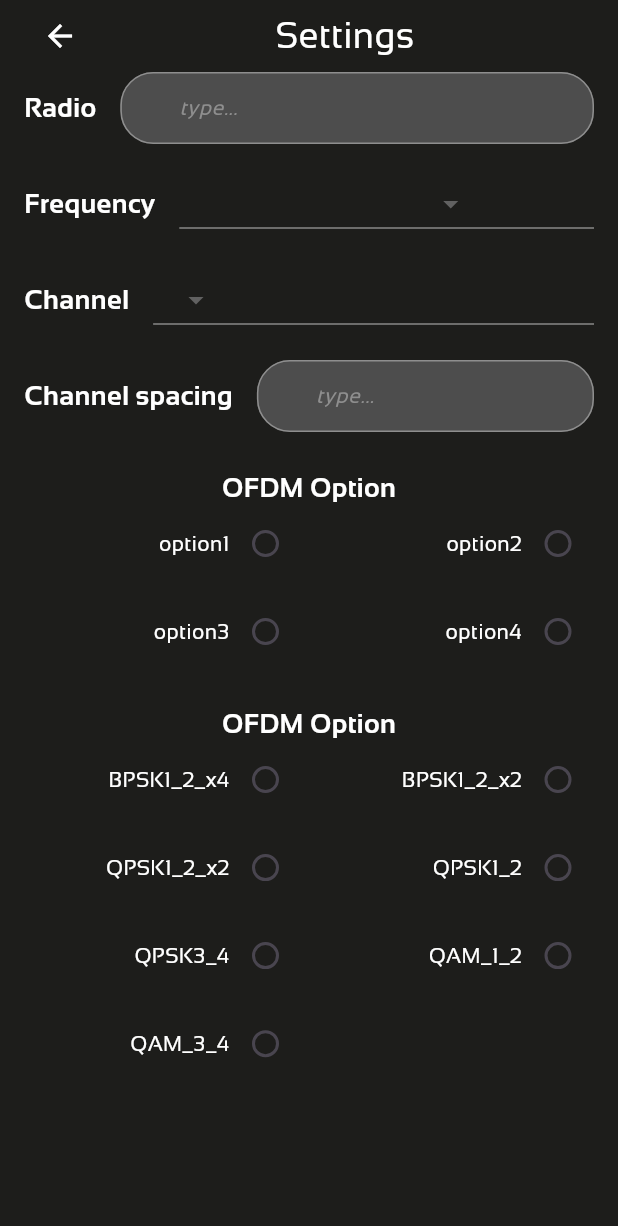
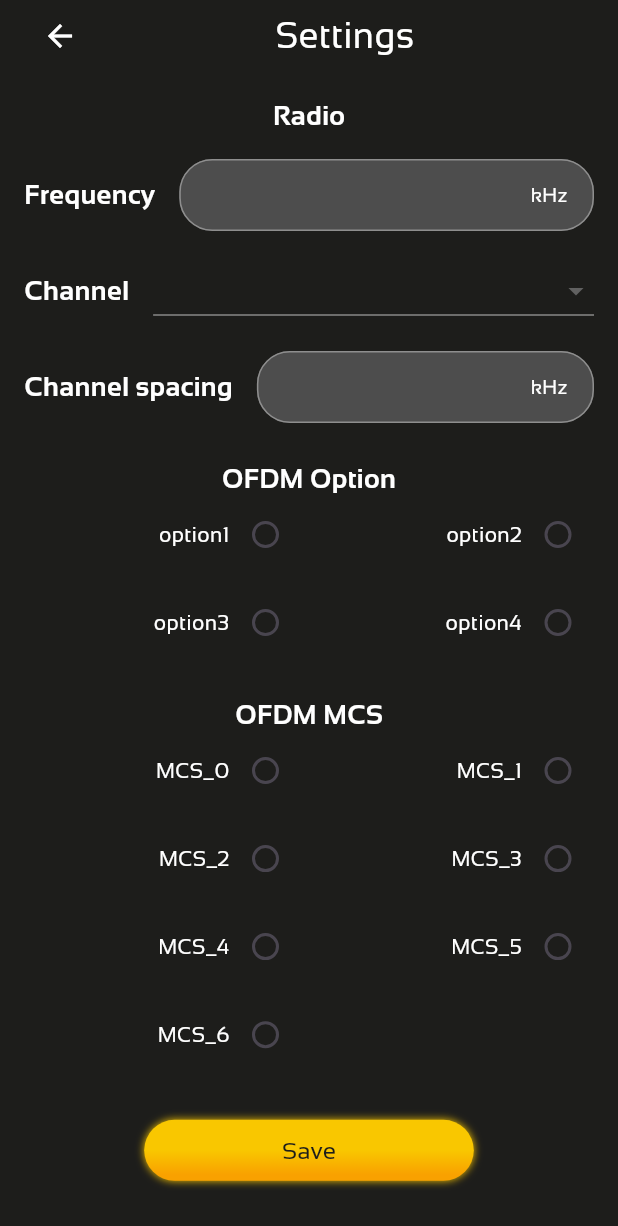
Before and after one commit to HelloVolla/VollaCell, a Flutter app: the SettingsScreen screen opened by its route, on a phone screen of 412 x 824 dp. Shown: the top 1226 px of the screen. Run offline on Flutter 3.47's test engine with Material 3 defaults, Android fonts, the phone set to English and light mode, and no system bars; our stand-ins replace bloc, convert, file_picker, flutter_bloc, flutter_screenutil, flutter_svg and 4 more; missing offline and left inert: cryptography; accounts and stored records are empty; generated files the repository leaves out were written again.

Commit message:
updated UI for settings screen

```diff
--- a/lib/data/models/settings.dart
+++ b/lib/data/models/settings.dart
@@ -1,16 +1,16 @@
-enum OFDMOptions{
+enum OFDMOptions {
   option1,
   option2,
   option3,
   option4,
 }
 
-enum OFDMRate{
-BPSK1_2_x4,
-BPSK1_2_x2,
-QPSK1_2_x2,
-QPSK1_2,
-QPSK3_4,
-QAM_1_2,
-QAM_3_4,
+enum OFDMRate {
+  MCS_0,
+  MCS_1,
+  MCS_2,
+  MCS_3,
+  MCS_4,
+  MCS_5,
+  MCS_6,
 }
--- a/lib/l10n/intl_en.arb
+++ b/lib/l10n/intl_en.arb
@@ -33,10 +33,11 @@
     "Channel":"Channel",
     "ChannelSpacing":"Channel spacing",
     "OFDMOption":"OFDM Option",
-    "OFDMRate":"OFDM Rate",
+    "OFDMRate":"OFDM MCS",
     "opt1":"Option 1",
     "opt2":"Option 2",
     "opt3":"Option 3",
     "opt4":"Option 4",
-    "settings":"Settings"
+    "settings":"Settings",
+    "save":"Save"
   }
--- a/lib/src/settings/bloc/settings_bloc.dart
+++ b/lib/src/settings/bloc/settings_bloc.dart
@@ -7,7 +7,18 @@ part 'settings_state.dart';
 
 class SettingsBloc extends Bloc<SettingsEvent, SettingsState> {
   SettingsBloc() : super(SettingsState()) {
-    on<SettingsEvent>((event, emit) {
-    });
+    on<UpdateFrequency>(
+        (event, emit) => emit((state.copyWith(frequency: event.frequency))));
+    on<UpdateChannelSpacing>(
+        (event, emit) => emit((state.copyWith(channelSpacing: event.spacing))));
+    on<UpdateChannel>(
+        (event, emit) => emit((state.copyWith(channel: event.channel))));
+    on<UpdateOption>(
+        (event, emit) => emit((state.copyWith(option: event.option))));
+    on<UpdateRate>((event, emit) => emit((state.copyWith(rate: event.rate))));
+    on<SaveSettings>(_saveSettings);
   }
+
+  Future<void> _saveSettings(
+      SaveSettings event, Emitter<SettingsState> emit) async {}
 }
--- a/lib/src/settings/bloc/settings_event.dart
+++ b/lib/src/settings/bloc/settings_event.dart
@@ -38,3 +38,6 @@ class UpdateRate extends SettingsEvent {
     required this.rate,
   });
 }
+
+
+final class SaveSettings extends SettingsEvent {}
--- a/lib/src/settings/settings_screen.dart
+++ b/lib/src/settings/settings_screen.dart
@@ -4,10 +4,12 @@ import 'package:flutter_screenutil/flutter_screenutil.dart';
 import 'package:kaonic/data/models/settings.dart';
 import 'package:kaonic/generated/l10n.dart';
 import 'package:kaonic/src/settings/bloc/settings_bloc.dart';
+import 'package:kaonic/src/widgets/main_button.dart';
 import 'package:kaonic/src/widgets/main_text_field.dart';
 import 'package:kaonic/src/widgets/radio_button.dart';
 import 'package:kaonic/theme/assets.dart';
 import 'package:kaonic/theme/text_styles.dart';
+import 'package:kaonic/theme/theme.dart';
 
 class SettingsScreen extends StatefulWidget {
   const SettingsScreen({super.key});
@@ -37,40 +39,52 @@ class _SettingsScreenState extends State<SettingsScreen> {
                   crossAxisAlignment: CrossAxisAlignment.start,
                   children: [
                     _appBar(),
-                    _item(
+                    SizedBox(height: 16),
+                    Align(
+                      child: Text(
                         S.current.radio,
-                      child: MainTextField(
-                        controller: _frequencyController,
+                        style:
+                            TextStyles.text18Bold.copyWith(color: Colors.white),
                       ),
                     ),
                     SizedBox(height: 16),
-                    _item(S.current.Frequency,
-                        child: DropdownButton<OFDMOptions>(
-                          items: OFDMOptions.values
-                              .map(
-                                (e) => DropdownMenuItem(
-                                  value: e,
-                                  child: Expanded(child: Text(e.toString())),
+                    _item(
+                      S.current.Frequency,
+                      child: MainTextField(
+                        controller: _frequencyController,
+                        hint: '',
+                        suffix: Text('kHz',
+                            style: TextStyle(
+                              fontSize: 13,
+                              color: Colors.white,
+                            )),
                       ),
-                              )
-                              .toList(),
-                          onChanged: (value) {
-                            if (value != null) {
-                              ctxBloc
-                                  .read<SettingsBloc>()
-                                  .add(UpdateOption(option: value));
-                            }
-                          },
-                        )),
+                    ),
                     SizedBox(height: 16),
                     _item(S.current.Channel,
+                        child: Theme(
+                          data: Theme.of(context).copyWith(
+                            canvasColor: AppColors.grey2,
+                          ),
                           child: DropdownButton<int>(
                             value: state.channel,
+                            isExpanded: true,
                             items: List.generate(11, (index) => index + 1)
                                 .map(
                                   (e) => DropdownMenuItem(
                                     value: e,
-                                  child: Text(e.toString()),
+                                    child: Row(
+                                      mainAxisAlignment: MainAxisAlignment.end,
+                                      children: [
+                                        Text(
+                                          e.toString(),
+                                          textAlign: TextAlign.end,
+                                          style: TextStyle(color: Colors.white),
+                                        ),
+                                        Padding(
+                                            padding: EdgeInsets.only(right: 16))
+                                      ],
+                                    ),
                                   ),
                                 )
                                 .toList(),
@@ -81,12 +95,18 @@ class _SettingsScreenState extends State<SettingsScreen> {
                                     .add(UpdateChannel(channel: value));
                               }
                             },
+                          ),
                         )),
                     SizedBox(height: 16),
                     _item(S.current.ChannelSpacing,
                         child: MainTextField(
                             controller: _spacingController,
-                        )),
+                            hint: '',
+                            suffix: Text('kHz',
+                                style: TextStyle(
+                                  fontSize: 13,
+                                  color: Colors.white,
+                                )))),
                     SizedBox(height: 24),
                     _itemWithRadio(
                       S.current.OFDMOption,
@@ -94,7 +114,13 @@ class _SettingsScreenState extends State<SettingsScreen> {
                           .map(
                             (e) => CustomRadioButton(
                                 label: e.name,
-                                onChanged: (_) {},
+                                onChanged: (value) {
+                                  if (value != null) {
+                                    ctxBloc
+                                        .read<SettingsBloc>()
+                                        .add(UpdateOption(option: value));
+                                  }
+                                },
                                 groupValue: state.option,
                                 value: e),
                           )
@@ -107,12 +133,27 @@ class _SettingsScreenState extends State<SettingsScreen> {
                           .map(
                             (e) => CustomRadioButton(
                                 label: e.name,
-                                onChanged: (_) {},
-                                groupValue: state.option,
+                                onChanged: (value) {
+                                  if (value != null) {
+                                    ctxBloc
+                                        .read<SettingsBloc>()
+                                        .add(UpdateRate(rate: value));
+                                  }
+                                },
+                                groupValue: state.rate,
                                 value: e),
                           )
                           .toList(),
                     ),
+                    Padding(
+                      padding: EdgeInsets.only(top: 32.h),
+                      child: Align(
+                          child: MainButton(
+                        label: S.current.save,
+                        onPressed: () =>
+                            ctxBloc.read<SettingsBloc>().add(SaveSettings()),
+                      )),
+                    )
                   ],
                 ),
               ),
@@ -128,7 +169,7 @@ class _SettingsScreenState extends State<SettingsScreen> {
       Column(
         children: [
           Text(
-            S.current.OFDMOption,
+            label,
             style: TextStyles.text18Bold.copyWith(color: Colors.white),
           ),
           GridView(
--- a/lib/src/widgets/main_text_field.dart
+++ b/lib/src/widgets/main_text_field.dart
@@ -5,10 +5,17 @@ import 'package:kaonic/theme/text_styles.dart';
 import 'package:kaonic/theme/theme.dart';
 
 class MainTextField extends StatelessWidget {
-  MainTextField({this.hint, this.onChange, this.controller, super.key});
+  MainTextField({
+    this.hint,
+    this.onChange,
+    this.controller,
+    this.suffix,
+    super.key,
+  });
   final String? hint;
   final ValueChanged<String>? onChange;
   final TextEditingController? controller;
+  final Widget? suffix;
 
   final _baseBorder = OutlineInputBorder(
       borderRadius: BorderRadius.circular(22),
@@ -32,6 +39,15 @@ class MainTextField extends StatelessWidget {
         border: _baseBorder,
         enabledBorder: _baseBorder,
         focusedBorder: _baseBorder,
+        suffixIcon: suffix == null
+            ? null
+            : Align(
+                alignment: Alignment.centerRight,
+                child: Padding(
+                  padding: EdgeInsets.only(right: 16.w),
+                  child: suffix,
+                ),
+              ),
       ),
     );
   }
--- a/lib/src/widgets/radio_button.dart
+++ b/lib/src/widgets/radio_button.dart
@@ -23,7 +23,12 @@ class CustomRadioButton<T> extends StatelessWidget {
           label,
           style: TextStyles.text14.copyWith(color: Colors.white),
         ),
-        Radio(value: value, groupValue: groupValue, onChanged: onChanged)
+        Radio(
+          value: value,
+          groupValue: groupValue,
+          onChanged: onChanged,
+          activeColor: Colors.white,
+        )
       ],
     );
   }
```
Also changed, not shown: lib/generated/intl/messages_en.dart, lib/generated/l10n.dart. Lines whose indentation alone changed are shown as unchanged.
